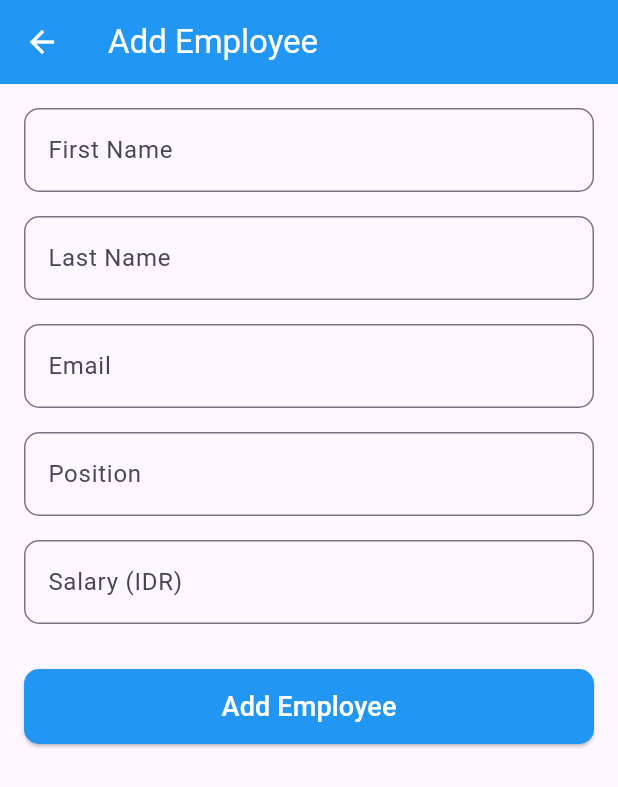
After one commit to M2NVMe/simple-employee-list-app, a Flutter app: the EmployeeFormScreen screen opened by its route, on a phone screen of 412 x 824 dp. The commit adds this screen. Shown: the top 787 px of the screen. Run offline on Flutter 3.47's test engine with Material 3 defaults, Android fonts, the phone set to English and light mode, and no system bars; our stand-ins replace get, get_storage, google_fonts; accounts and stored records are empty; network calls fail.

Commit message:
Base Logics

```diff
--- a/lib/Controllers/Routing/Routes.dart
+++ b/lib/Controllers/Routing/Routes.dart
@@ -1,3 +1,5 @@
+import 'package:amazingpeoplegroup_test/Pages/EmployeeExtended/detailed.dart';
+import 'package:amazingpeoplegroup_test/Pages/EmployeeExtended/form.dart';
 import 'package:amazingpeoplegroup_test/Pages/Homepage.dart';
 import 'package:amazingpeoplegroup_test/Pages/LoginPage.dart';
 import 'package:get/get.dart';
@@ -12,5 +14,7 @@ class AppRoutes {
   static List<GetPage> Pages = [
     GetPage(name: login, page: () => Loginpage()),
     GetPage(name: dashboard, page: () => Homepage()),
+    GetPage(name: employeeForm, page: () => EmployeeFormScreen()),
+    GetPage(name: employeeDetail, page: () => EmployeeDetailScreen()),
   ];
 }
--- /dev/null
+++ b/lib/Pages/EmployeeExtended/detailed.dart
@@ -0,0 +1,95 @@
+import 'package:amazingpeoplegroup_test/Controllers/EmployeeController.dart';
+import 'package:amazingpeoplegroup_test/widgets/detailrow.dart';
+import 'package:flutter/material.dart';
+import 'package:get/get.dart';
+
+class EmployeeDetailScreen extends StatelessWidget {
+  @override
+  Widget build(BuildContext context) {
+    final employeeController = Get.find<EmployeeController>();
+
+    return Scaffold(
+      appBar: AppBar(
+        title: Text('Employee Details'),
+        backgroundColor: Colors.blue,
+        foregroundColor: Colors.white,
+      ),
+      body: Padding(
+        padding: EdgeInsets.all(16),
+        child: Obx(() {
+          final employee = employeeController.selectedEmployee.value;
+          if (employee == null) {
+            return Center(child: Text('No employee selected'));
+          }
+
+          return Column(
+            children: [
+              Card(
+                child: Padding(
+                  padding: EdgeInsets.all(16),
+                  child: Column(
+                    children: [
+                      CircleAvatar(
+                        radius: 50,
+                        backgroundImage: NetworkImage(employee.avatar),
+                      ),
+                      SizedBox(height: 16),
+                      Text(
+                        employee.fullName,
+                        style: TextStyle(
+                          fontSize: 24,
+                          fontWeight: FontWeight.bold,
+                        ),
+                      ),
+                      SizedBox(height: 8),
+                      Text(
+                        employee.email,
+                        style: TextStyle(
+                          fontSize: 16,
+                          color: Colors.grey[600],
+                        ),
+                      ),
+                    ],
+                  ),
+                ),
+              ),
+              SizedBox(height: 20),
+              Card(
+                child: Padding(
+                  padding: EdgeInsets.all(16),
+                  child: Column(
+                    crossAxisAlignment: CrossAxisAlignment.start,
+                    children: [
+                      Text(
+                        'Details',
+                        style: TextStyle(
+                          fontSize: 20,
+                          fontWeight: FontWeight.bold,
+                        ),
+                      ),
+                      SizedBox(height: 16),
+                      DetailRow(label: 'ID', value: employee.id.toString()),
+                      DetailRow(label: 'First Name', value: employee.firstName),
+                      DetailRow(label: 'Last Name', value: employee.lastName),
+                      DetailRow(label: 'Email', value: employee.email),
+                      DetailRow(
+                          label: 'Position',
+                          value: employee.position ?? 'Software Engineer'
+                      ),
+                      DetailRow(
+                          label: 'Salary',
+                          value: employee.salary != null
+                              ? 'Rp ${employee.salary!.toStringAsFixed(0)}'
+                              : 'Rp 5,000,000'
+                      ),
+                    ],
+                  ),
+                ),
+              ),
+            ],
+          );
+        }),
+      ),
+    );
+  }
+}
--- /dev/null
+++ b/lib/Pages/EmployeeExtended/form.dart
@@ -0,0 +1,106 @@
+import 'package:amazingpeoplegroup_test/Controllers/EmployeeController.dart';
+import 'package:flutter/material.dart';
+import 'package:get/get.dart';
+
+class EmployeeFormScreen extends StatelessWidget {
+  @override
+  Widget build(BuildContext context) {
+    final employeeController = Get.find<EmployeeController>();
+
+    return Scaffold(
+      appBar: AppBar(
+        title: Obx(() => Text(employeeController.selectedEmployee.value == null
+            ? 'Add Employee'
+            : 'Edit Employee')),
+        backgroundColor: Colors.blue,
+        foregroundColor: Colors.white,
+      ),
+      body: Padding(
+        padding: EdgeInsets.all(16),
+        child: SingleChildScrollView(
+          child: Column(
+            children: [
+              TextField(
+                controller: employeeController.firstNameController,
+                decoration: InputDecoration(
+                  labelText: 'First Name',
+                  border: OutlineInputBorder(
+                    borderRadius: BorderRadius.circular(10),
+                  ),
+                ),
+              ),
+              SizedBox(height: 16),
+              TextField(
+                controller: employeeController.lastNameController,
+                decoration: InputDecoration(
+                  labelText: 'Last Name',
+                  border: OutlineInputBorder(
+                    borderRadius: BorderRadius.circular(10),
+                  ),
+                ),
+              ),
+              SizedBox(height: 16),
+              TextField(
+                controller: employeeController.emailController,
+                decoration: InputDecoration(
+                  labelText: 'Email',
+                  border: OutlineInputBorder(
+                    borderRadius: BorderRadius.circular(10),
+                  ),
+                ),
+                keyboardType: TextInputType.emailAddress,
+              ),
+              SizedBox(height: 16),
+              TextField(
+                controller: employeeController.positionController,
+                decoration: InputDecoration(
+                  labelText: 'Position',
+                  border: OutlineInputBorder(
+                    borderRadius: BorderRadius.circular(10),
+                  ),
+                ),
+              ),
+              SizedBox(height: 16),
+              TextField(
+                controller: employeeController.salaryController,
+                decoration: InputDecoration(
+                  labelText: 'Salary (IDR)',
+                  border: OutlineInputBorder(
+                    borderRadius: BorderRadius.circular(10),
+                  ),
+                  prefixText: 'Rp ',
+                ),
+                keyboardType: TextInputType.number,
+              ),
+              SizedBox(height: 30),
+              SizedBox(
+                width: double.infinity,
+                height: 50,
+                child: Obx(() => ElevatedButton(
+                  onPressed: employeeController.isFormLoading.value
+                      ? null
+                      : () => employeeController.saveEmployee(),
+                  style: ElevatedButton.styleFrom(
+                    backgroundColor: Colors.blue,
+                    foregroundColor: Colors.white,
+                    shape: RoundedRectangleBorder(
+                      borderRadius: BorderRadius.circular(10),
+                    ),
+                  ),
+                  child: employeeController.isFormLoading.value
+                      ? CircularProgressIndicator(color: Colors.white)
+                      : Text(
+                    employeeController.selectedEmployee.value == null
+                        ? 'Add Employee'
+                        : 'Update Employee',
+                    style: TextStyle(fontSize: 18),
+                  ),
+                )),
+              ),
+            ],
+          ),
+        ),
+      ),
+    );
+  }
+}
```
Also changed, not shown: lib/Pages/Homepage.dart (+118 -3 lines), lib/Pages/Profilepage.dart (added, +11 -0 lines), lib/widgets/detailrow.dart (added, +37 -0 lines).
